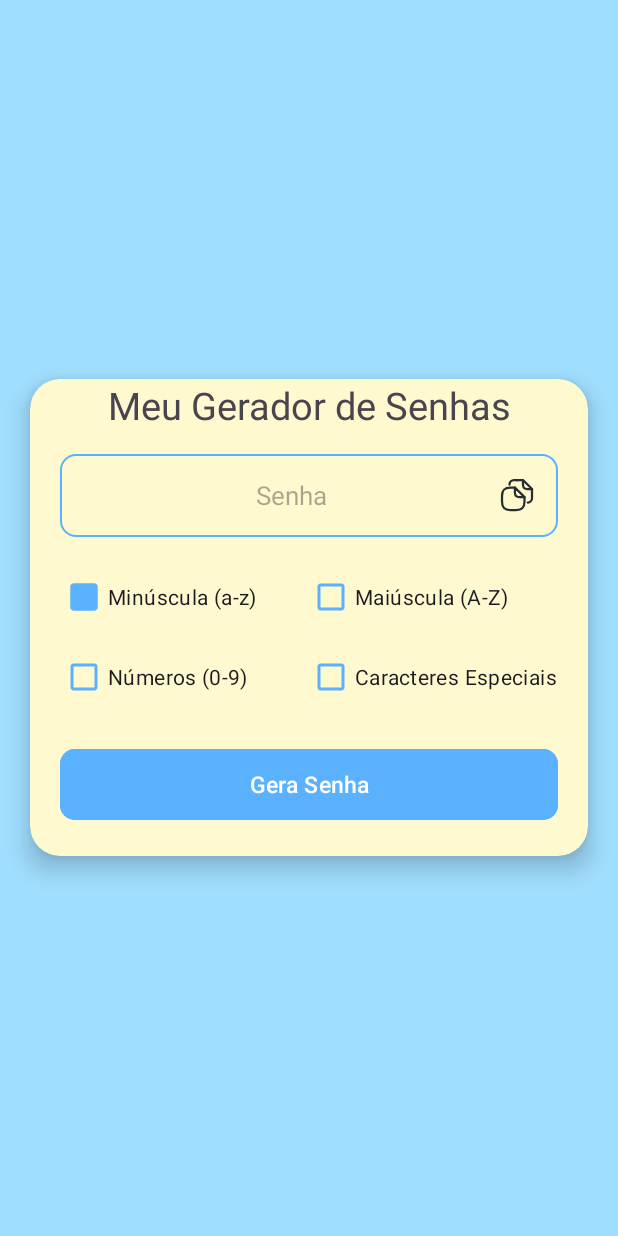
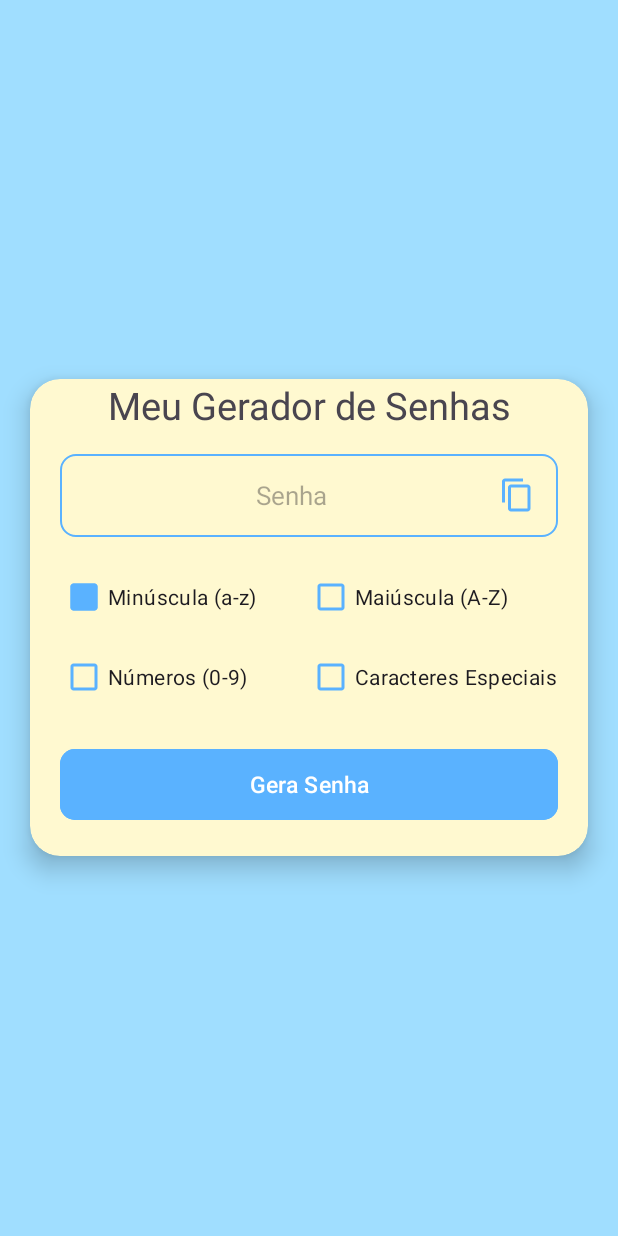
Before and after one commit to mstewart796/MinhasSenhas, an Android app: the screen it shows after launch (MainActivity), on a phone screen of 412 x 824 dp. Run offline under Robolectric (Android 15) with nearby library versions, the phone set to English and light mode, and no system bars.

Commit message:
Remade the copy icon

```diff
--- a/app/src/main/res/drawable/ic_copiar.xml
+++ b/app/src/main/res/drawable/ic_copiar.xml
@@ -1,49 +1,5 @@
-<?xml version="1.0" encoding="utf-8"?>
-<vector xmlns:android="http://schemas.android.com/apk/res/android"
-        android:width="24dp"
-        android:height="24dp"
-        android:viewportWidth="24"
-        android:viewportHeight="24">
-        <path
-            android:pathData="M17,13.4v3c0,4 -1.6,5.6 -5.6,5.6L7.6,22C3.6,22 2,20.4 2,16.4L2,12.6C2,8.6 3.6,7 7.6,7h3"
-            android:strokeLineJoin="round"
-            android:strokeWidth="1.5"
-            android:fillColor="#00000000"
-            android:strokeColor="#292d32"
-            android:strokeLineCap="round"/>
-        <path
-            android:pathData="M17,13.4L13.8,13.4C11.4,13.4 10.6,12.6 10.6,10.2L10.6,7Z"
-            android:strokeLineJoin="round"
-            android:strokeWidth="1.5"
-            android:fillColor="#00000000"
-            android:strokeColor="#292d32"
-            android:strokeLineCap="round"/>
-        <path
-            android:pathData="M11.6,2L15.6,2"
-            android:strokeLineJoin="round"
-            android:strokeWidth="1.5"
-            android:fillColor="#00000000"
-            android:strokeColor="#292d32"
-            android:strokeLineCap="round"/>
-        <path
-            android:pathData="M7,5A3,3 0,0 1,10 2L12.62,2"
-            android:strokeLineJoin="round"
-            android:strokeWidth="1.5"
-            android:fillColor="#00000000"
-            android:strokeColor="#292d32"
-            android:strokeLineCap="round"/>
-        <path
-            android:pathData="M22,8L22,14.19A2.812,2.812 0,0 1,19.19 17"
-            android:strokeLineJoin="round"
-            android:strokeWidth="1.5"
-            android:fillColor="#00000000"
-            android:strokeColor="#292d32"
-            android:strokeLineCap="round"/>
-        <path
-            android:pathData="M22,8L19,8C16.75,8 16,7.25 16,5L16,2Z"
-            android:strokeLineJoin="round"
-            android:strokeWidth="1.5"
-            android:fillColor="#00000000"
-            android:strokeColor="#292d32"
-            android:strokeLineCap="round"/>
-    </vector>
+<vector xmlns:android="http://schemas.android.com/apk/res/android" android:height="24dp" android:tint="#5AB2FF" android:viewportHeight="24" android:viewportWidth="24" android:width="24dp">
+
+    <path android:fillColor="@android:color/white" android:pathData="M16,1L4,1c-1.1,0 -2,0.9 -2,2v14h2L4,3h12L16,1zM19,5L8,5c-1.1,0 -2,0.9 -2,2v14c0,1.1 0.9,2 2,2h11c1.1,0 2,-0.9 2,-2L21,7c0,-1.1 -0.9,-2 -2,-2zM19,21L8,21L8,7h11v14z"/>
+
+</vector>
```
